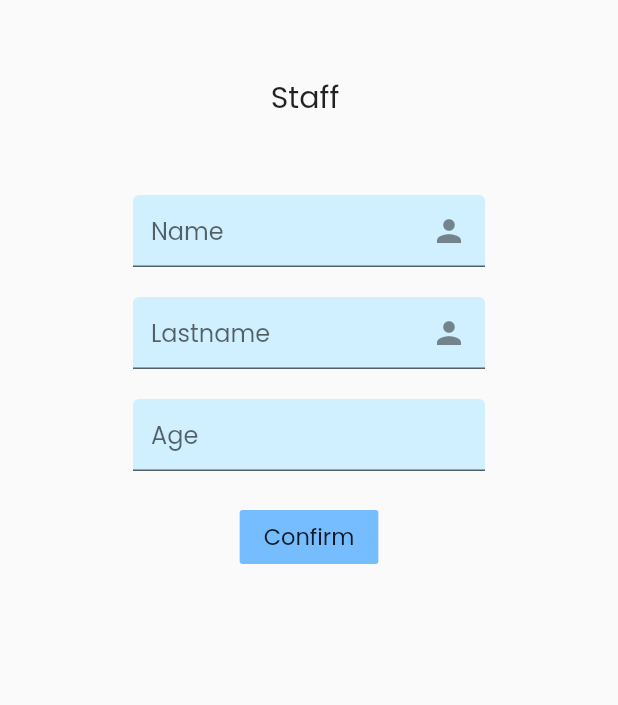
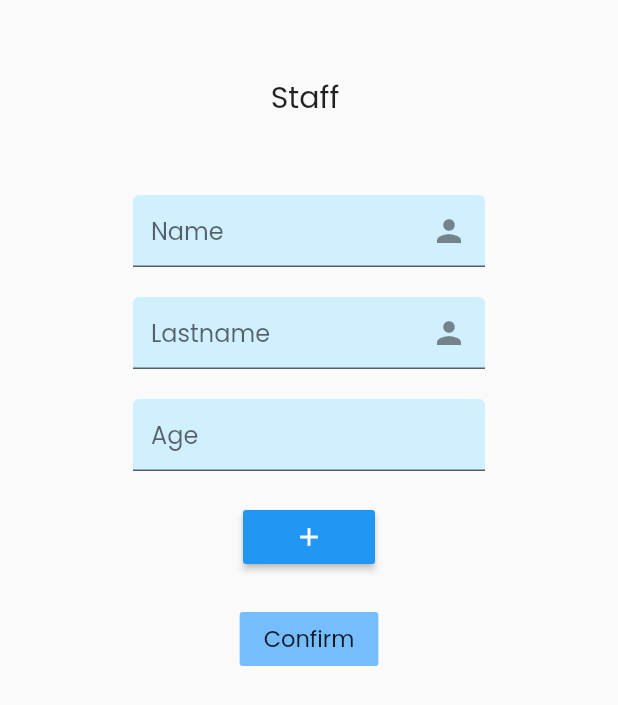
Before and after one commit to bbestbt/DivingTripAgency, a Flutter app: the SignupStaff screen opened directly, on a phone screen of 412 x 824 dp. Shown: the top 705 px of the screen. Run offline on Flutter 3.47's test engine with Material 2 defaults, Android fonts, the phone set to English and light mode, and no system bars; our stand-ins replace flutter_svg, get, image_picker.

Commit message:
add more staff

```diff
--- a/lib/main.dart
+++ b/lib/main.dart
@@ -27,8 +27,8 @@ class MyApp extends StatelessWidget {
         fontFamily: 'Poppins'
       ),
       //home: LoginScreen(),
-    // home:SignupStaff()
-     home: MainScreen(), //Original
+     home:SignupStaff()
+     //home: MainScreen(), //Original
     );
   }
 }
--- /dev/null
+++ b/lib/screens.dart/signup/company/addStaff.dart
@@ -0,0 +1,40 @@
+import 'package:diving_trip_agency/screens.dart/signup/company/staff_form.dart';
+import 'package:flutter/material.dart';
+
+class AddMoreStaff extends StatefulWidget {
+  @override
+  _AddMoreStaffState createState() => _AddMoreStaffState();
+}
+
+class _AddMoreStaffState extends State<AddMoreStaff> {
+  int count = 1;
+  @override
+  Widget build(BuildContext context) {
+    return Container(
+      child: SingleChildScrollView(
+          child: Column(children: [
+        ListView.separated(
+            separatorBuilder: (BuildContext context, int index) =>
+                const Divider(),
+            shrinkWrap: true,
+            itemCount: count,
+            itemBuilder: (BuildContext context, int index) {
+              return StaffForm(count.toString());
+            }),
+        MaterialButton(
+          onPressed: () {
+            setState(() {
+                          count += 1;
+                        });
+          },
+          color: Colors.blue,
+          textColor: Colors.white,
+          child: Icon(
+            Icons.add,
+            size: 20,
+          ),
+        ),
+      ])),
+    );
+  }
+}
--- a/lib/screens.dart/signup/company/signup_staff.dart
+++ b/lib/screens.dart/signup/company/signup_staff.dart
@@ -1,3 +1,4 @@
+import 'package:diving_trip_agency/screens.dart/signup/company/addStaff.dart';
 import 'package:diving_trip_agency/screens.dart/signup/company/staff_form.dart';
 import 'package:flutter/material.dart';
 
@@ -17,7 +18,18 @@ class SignupStaff extends StatelessWidget {
               SizedBox(height: 50),
               Container(
                  width: MediaQuery.of(context).size.width/1.5,
-                child: StaffForm()),
+                child: AddMoreStaff(),
+                ),
+                 SizedBox(height: 20),
+          FlatButton(
+            onPressed: () => {},
+            color: Color(0xfff75BDFF),
+            child: Text(
+              'Confirm',
+              style: TextStyle(fontSize: 15),
+            ),
+          )
+
             ],
           ),
         ),
--- a/lib/screens.dart/signup/company/staff_form.dart
+++ b/lib/screens.dart/signup/company/staff_form.dart
@@ -1,14 +1,22 @@
 import 'package:flutter/material.dart';
-// add more staff
+
 class StaffForm extends StatefulWidget {
+  String count;
+  StaffForm(String count){
+    this.count=count;
+  }
   @override
-  _StaffFormState createState() => _StaffFormState();
+  _StaffFormState createState() => _StaffFormState(this.count);
 }
 
 class _StaffFormState extends State<StaffForm> {
   String name;
   String lastname;
   String age;
+  String count;
+  _StaffFormState(String count){
+    this.count=count;
+  }
 
   final List<String> errors = [];
   final TextEditingController _controllerName = TextEditingController();
@@ -42,14 +50,7 @@ class _StaffFormState extends State<StaffForm> {
           buildAgeFormField(),
           //   FormError(errors: errors),
           SizedBox(height: 20),
-          FlatButton(
-            onPressed: () => {},
-            color: Color(0xfff75BDFF),
-            child: Text(
-              'Confirm',
-              style: TextStyle(fontSize: 15),
-            ),
-          )
+
         ]),
       ),
     );
```
Lines whose indentation alone changed are shown as unchanged.
